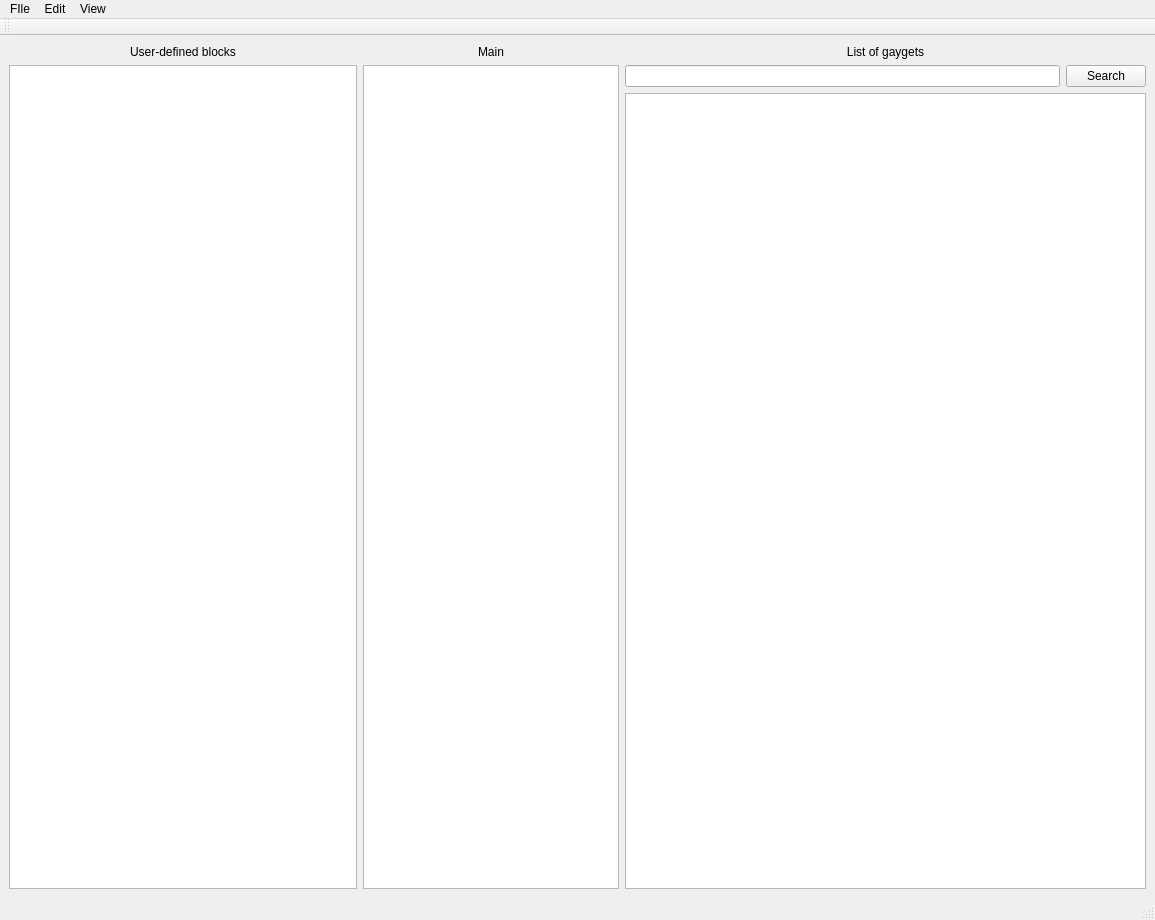
Above: scene.ui from orppra/ropa before the change. Below: the same form after it.
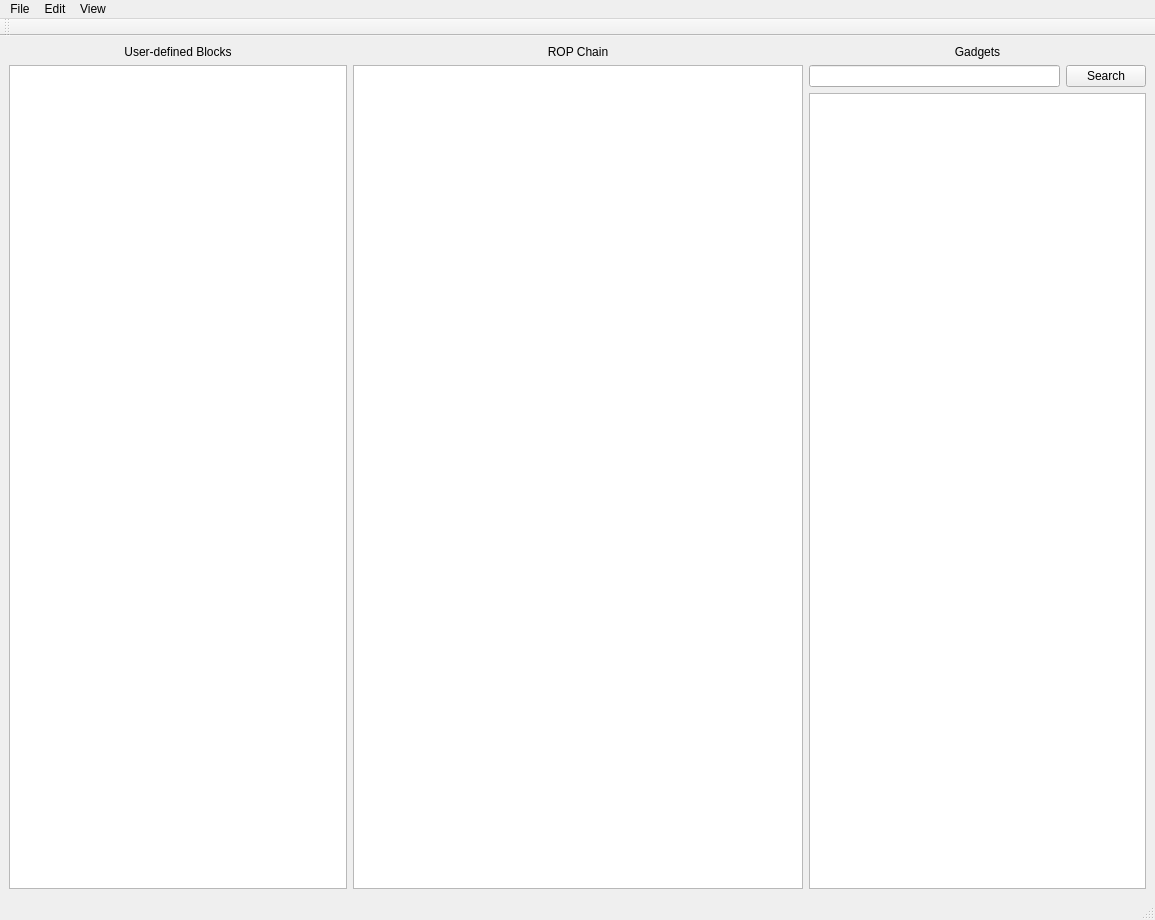
That is the form after the change.

```diff
--- a/scene.ui
+++ b/scene.ui
@@ -22,13 +22,13 @@
    </property>
    <layout class="QHBoxLayout" name="horizontalLayout">
     <item>
-     <layout class="QHBoxLayout" name="horizontalLayout_3" stretch="2,0,3">
+     <layout class="QHBoxLayout" name="horizontalLayout_3" stretch="3,4,3">
       <item>
        <layout class="QVBoxLayout" name="verticalLayout_2">
         <item>
          <widget class="QLabel" name="label">
           <property name="text">
-           <string>User-defined blocks</string>
+           <string>User-defined Blocks</string>
           </property>
           <property name="alignment">
            <set>Qt::AlignCenter</set>
@@ -45,7 +45,7 @@
         <item>
          <widget class="QLabel" name="label_3">
           <property name="text">
-           <string>Main</string>
+           <string>ROP Chain</string>
           </property>
           <property name="alignment">
            <set>Qt::AlignCenter</set>
@@ -62,7 +62,7 @@
         <item>
          <widget class="QLabel" name="label_2">
           <property name="text">
-           <string>List of gaygets</string>
+           <string>Gadgets</string>
           </property>
           <property name="alignment">
            <set>Qt::AlignCenter</set>
@@ -137,7 +137,7 @@
    </widget>
    <widget class="QMenu" name="menuFIle">
     <property name="title">
-     <string>FIle</string>
+     <string>File</string>
     </property>
     <addaction name="actionNew"/>
     <addaction name="actionOpen"/>
```
Left out of the diff: 3 changed lines with no effect on the pictures.
